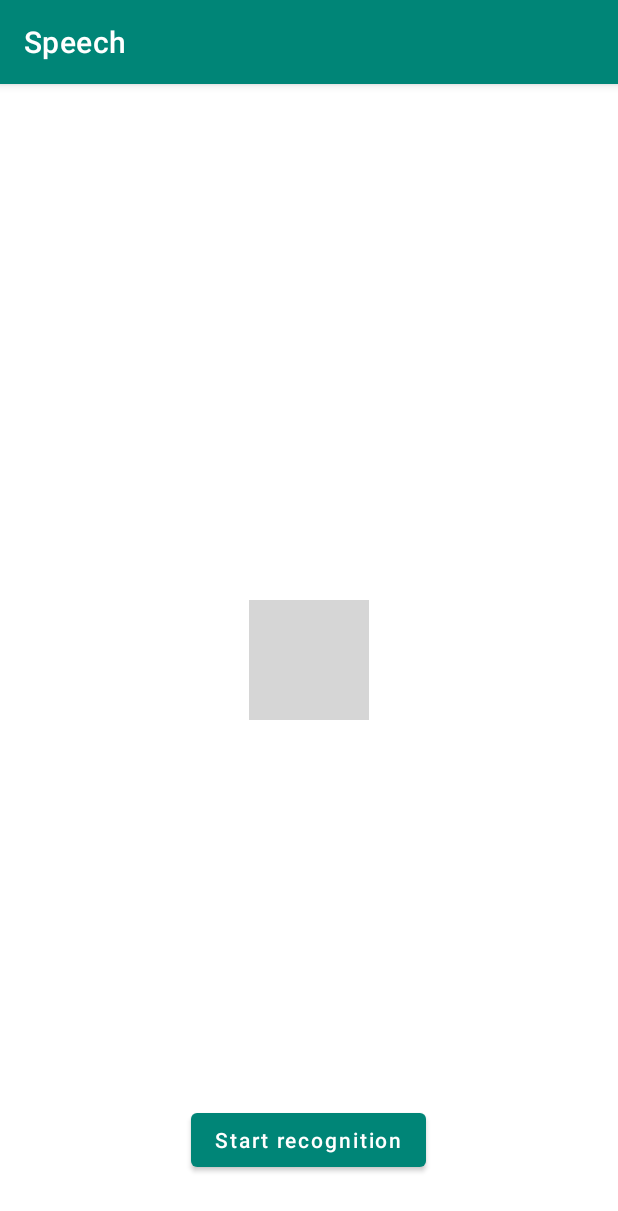
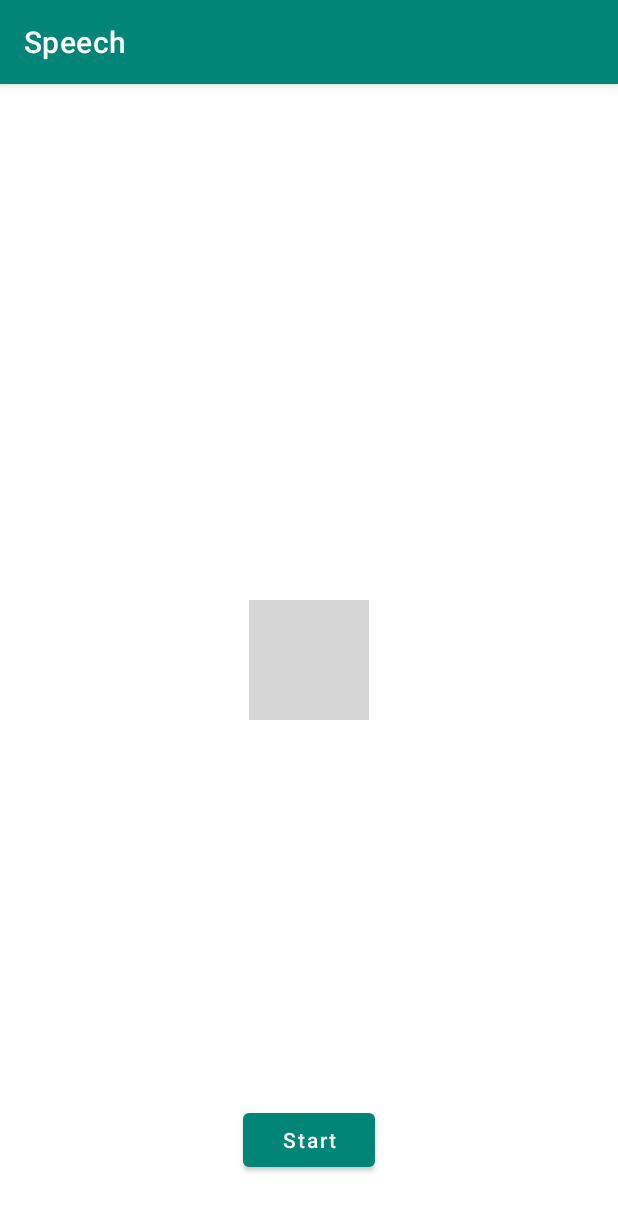
Before and after one commit to AnhANH392003/SpeechApp, an Android app: the screen it shows after launch (MainActivity), on a phone screen of 412 x 824 dp. Shown: the top 1211 px of the screen. Run offline under Robolectric (Android 15) with nearby library versions, the phone set to English and light mode, and no system bars; libraries missing offline, so code that uses them is left out: com.andrognito.flashbar, com.github.zagum.speechrecognitionview; plain views replace RecognitionProgressView; 12 statements that could not run were skipped; grey boxes are pictures that could not be loaded.

Commit message:
update button start

```diff
--- a/app/src/main/java/com/example/speech/MainActivity.java
+++ b/app/src/main/java/com/example/speech/MainActivity.java
@@ -58,25 +58,11 @@ public class MainActivity extends AppCompatActivity {
         super.onCreate(savedInstanceState);
         setContentView(R.layout.activity_main);
 
-        btnListen = findViewById(R.id.btnListen);
-        recognitionProgressView = (RecognitionProgressView) findViewById(R.id.recognition_view);
 
         requestPermission();
 
         init();
 
-        contacts = new ArrayList<>();
-        GetContactsIntoArrayList();
-
-        btnListen.setOnClickListener(new View.OnClickListener() {
-            @Override
-            public void onClick(View v) {
-
-                recognitionProgressView.play();
-                startRecognition();
-
-            }
-        });
 
     }
 
@@ -95,6 +81,24 @@ public class MainActivity extends AppCompatActivity {
 
         int[] heights = { 20, 24, 18, 23, 16 };
 
+        btnListen = findViewById(R.id.btnListen);
+        recognitionProgressView = (RecognitionProgressView) findViewById(R.id.recognition_view);
+
+        contacts = new ArrayList<>();
+        GetContactsIntoArrayList();
+
+        btnListen.setOnClickListener(new View.OnClickListener() {
+            @Override
+            public void onClick(View v) {
+
+                recognitionProgressView.play();
+                startRecognition();
+
+                btnListen.setText("Recording");
+                btnListen.setEnabled(false);
+            }
+        });
+
         speechRecognizer = SpeechRecognizer.createSpeechRecognizer(this);
 
 
@@ -106,6 +110,9 @@ public class MainActivity extends AppCompatActivity {
                 processing_text(results);
                 recognitionProgressView.stop();
                 recognitionProgressView.play();
+
+                btnListen.setText("Start");
+                btnListen.setEnabled(true);
             }
         });
         recognitionProgressView.setColors(colors);
--- a/app/src/main/res/layout/activity_main.xml
+++ b/app/src/main/res/layout/activity_main.xml
@@ -18,7 +18,7 @@
         android:layout_height="wrap_content"
         android:layout_gravity="bottom|center_horizontal"
         android:layout_marginBottom="40dp"
-        android:text="Start recognition"
+        android:text="Start"
         android:textAllCaps="false"
         />
 
--- a/app/src/main/res/values/colors.xml
+++ b/app/src/main/res/values/colors.xml
@@ -2,7 +2,7 @@
 <resources>
     <color name="colorPrimary">#008577</color>
     <color name="colorPrimaryDark">#00574B</color>
-    <color name="colorAccent">#D81B60</color>
+    <color name="colorAccent">#3164d7</color>
     <color name="color1">#3164d7</color>
     <color name="color2">#d92d29</color>
     <color name="color3">#eeaa10</color>
```
